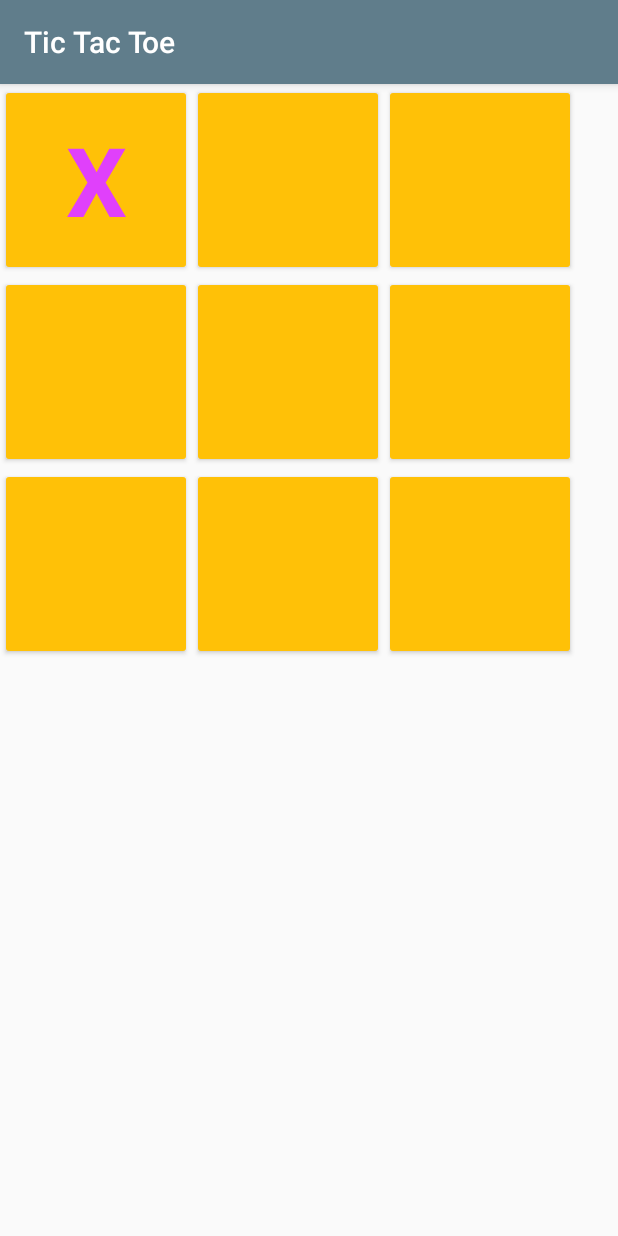
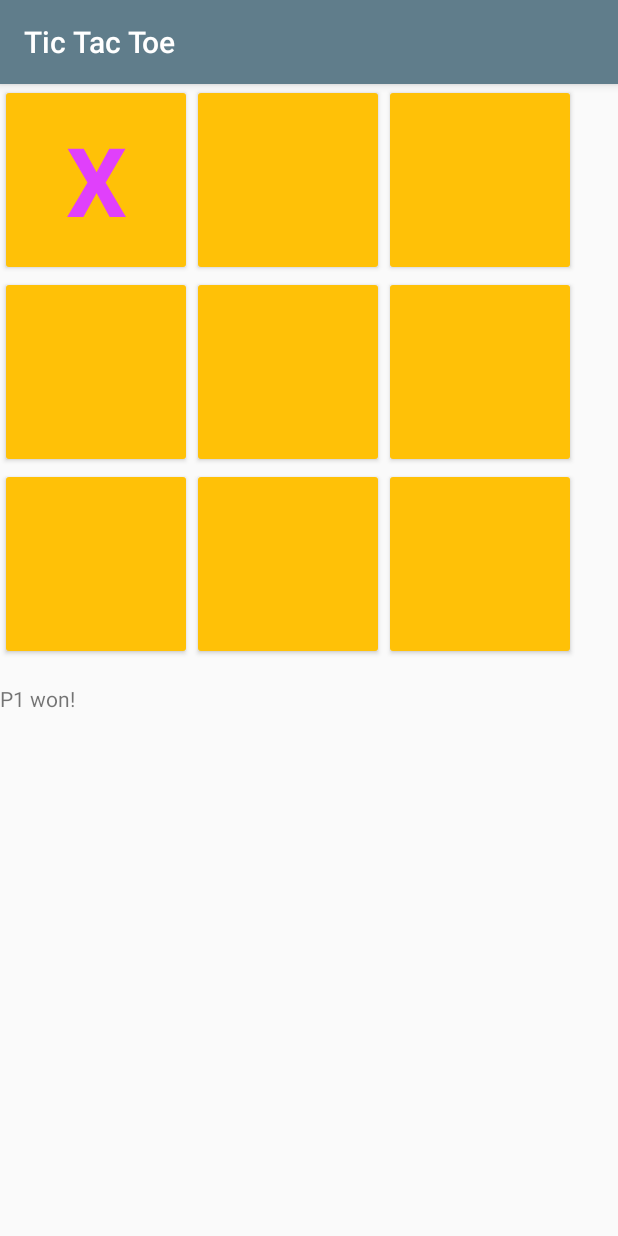
Before and after one commit to EspenBrun/TicTacToe, an Android app: the TicTacToeActivity screen opened directly, with no data from a screen before it, after a tap on an icon or button, on a phone screen of 412 x 824 dp. Run offline under Robolectric (Android 15) with nearby library versions, the phone set to English and light mode, and no system bars; 1 statement that could not run was skipped.

```diff
--- a/app/src/main/java/com/example/android/tictactoe/TicTacToeActivity.java
+++ b/app/src/main/java/com/example/android/tictactoe/TicTacToeActivity.java
@@ -7,8 +7,11 @@ import android.support.v7.app.AppCompatActivity;
 import android.util.Log;
 import android.view.View;
 import android.widget.Button;
+import android.widget.TextView;
 
 import java.util.ArrayList;
+import java.util.Arrays;
+import java.util.List;
 import java.util.stream.IntStream;
 
 /**
@@ -24,14 +27,37 @@ public class TicTacToeActivity extends AppCompatActivity {
     private int[] btnIds;
     private ArrayList<Integer> p1Btns = new ArrayList<>();
     private ArrayList<Integer> p2Btns = new ArrayList<>();
+    private ArrayList<Integer> winCombIds = new ArrayList<>();
+    // three and three indicates a possible winning combination on a 3x3 board numbered from 0-8
+    private final int NUM_WINS_COMB = 8;
+    private final ArrayList<Integer> WIN_COMB = new ArrayList<>(Arrays.asList(0,1,2,3,4,5,6,7,8,0,3,6,1,4,7,2,5,8,0,4,8,2,4,6));
+    private boolean p1Won = false;
+    private boolean p2Won = false;
+    private TextView winnerView;
 
     @Override
     protected void onCreate(Bundle savedInstanceState) {
         super.onCreate(savedInstanceState);
         setContentView(R.layout.activity_tic_tac_toe);
+
+        winnerView = (TextView) findViewById(R.id.winnerView);
         res = getResources();
         getBtnIds();
+        getPossibleWins();
 
+    }
+
+    public boolean hasWon(ArrayList pBtns){
+        int i = 0;
+        boolean hasWon = false;
+        Log.i(TAG,"pBtns:" + pBtns.toString());
+        while(!hasWon && i<NUM_WINS_COMB){
+            List<Integer> subList = new List<String>(winCombIds.subList(i,i+3));
+            hasWon = pBtns.containsAll(subList);
+            Log.i(TAG, "hasWon: " + hasWon + ", the ids i check are " + winCombIds.subList(3*i,3*i+3).toString());
+            i++;
+        }
+        return hasWon;
     }
 
     public void getBtnIds(){
@@ -39,16 +65,31 @@ public class TicTacToeActivity extends AppCompatActivity {
         Log.i(TAG,"length " + btnIds.length);
         for (int i = 0; i < btnIds.length; i++) {
             btnIds[i] = res.getIdentifier("b"+i, "id", getPackageName());
-            Log.i(TAG,"id: " + btnIds[i]);
         }
     }
+
+    public void getPossibleWins(){
+        for(int tile : WIN_COMB){
+            winCombIds.add(btnIds[tile]);
+        }
+//        Log.i(TAG,"The button ids: " + Arrays.toString(btnIds));
+//        Log.i(TAG,"All the ids in the win ids: " + winCombIds.toString());
+    }
+
     public void btnClick(View v){
         int id = v.getId();
         b = (Button) v;
-        if(spotTaken(id)){
-
-        } else {
+        if(p1Won || p2Won) { }
+        else if (spotTaken(id)) { }
+        else {
             playerMove(id);
+        }
+        if (p1Won){
+            winnerView.setText("P1 won!");
+            winnerView.setVisibility(View.VISIBLE);
+        } else if(p2Won){
+            winnerView.setText("P2 won!");
+            winnerView.setVisibility(View.VISIBLE);
         }
     }
 
@@ -61,11 +102,15 @@ public class TicTacToeActivity extends AppCompatActivity {
             b.setText("X");
             b.setTextColor(res.getColor(R.color.colorPlayerOne));
             p1Btns.add(id);
+            p1Won = hasWon(p1Btns);
+            Log.i(TAG,"p1won set to: " + p1Won);
             playerTurn = !playerTurn;
         } else {
             b.setText("O");
             b.setTextColor(res.getColor(R.color.colorPlayerTwo));
             p2Btns.add(id);
+            p2Won = hasWon(p2Btns);
+            Log.i(TAG,"p2won set to: " + p2Won);
             playerTurn = !playerTurn;
         }
     }
--- a/app/src/main/res/layout/activity_tic_tac_toe.xml
+++ b/app/src/main/res/layout/activity_tic_tac_toe.xml
@@ -74,4 +74,13 @@
             android:onClick="btnClick"
             android:text="" />
     </TableRow>
+
+    <TextView
+        android:id="@+id/winnerView"
+        android:layout_width="match_parent"
+        android:layout_height="wrap_content"
+        android:paddingTop="@dimen/activity_horizontal_margin"
+        android:visibility="gone"
+        android:text="" />
+
 </TableLayout>
```
Also changed, not shown: app/src/main/java/com/example/android/tictactoe/MainActivity.java (+27 -0 lines).
